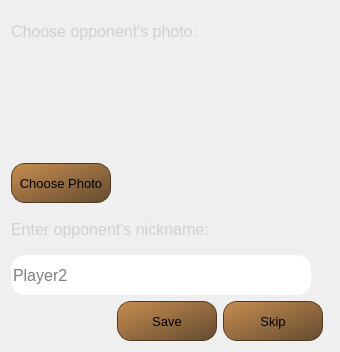
Before: the Qt Designer form app/offline_dialog.ui in redmms/mercury_chess, drawn with Qt 5.
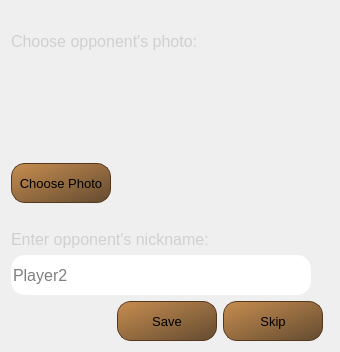
After: the same form once the commit is applied. Icons and pictures are not drawn.

Commit message: Check that all dialogs and message boxes use the same icon

```diff
--- a/app/offline_dialog.ui
+++ b/app/offline_dialog.ui
@@ -214,7 +214,7 @@
       <string>Choose opponent's photo:</string>
      </property>
      <property name="alignment">
-      <set>Qt::AlignLeading|Qt::AlignLeft|Qt::AlignVCenter</set>
+      <set>Qt::AlignBottom|Qt::AlignLeading|Qt::AlignLeft</set>
      </property>
     </widget>
    </item>
@@ -649,7 +649,7 @@
       <string>Enter opponent's nickname:</string>
      </property>
      <property name="alignment">
-      <set>Qt::AlignLeading|Qt::AlignLeft|Qt::AlignVCenter</set>
+      <set>Qt::AlignBottom|Qt::AlignLeading|Qt::AlignLeft</set>
      </property>
     </widget>
    </item>
```
The commit also changes 5 other files.
